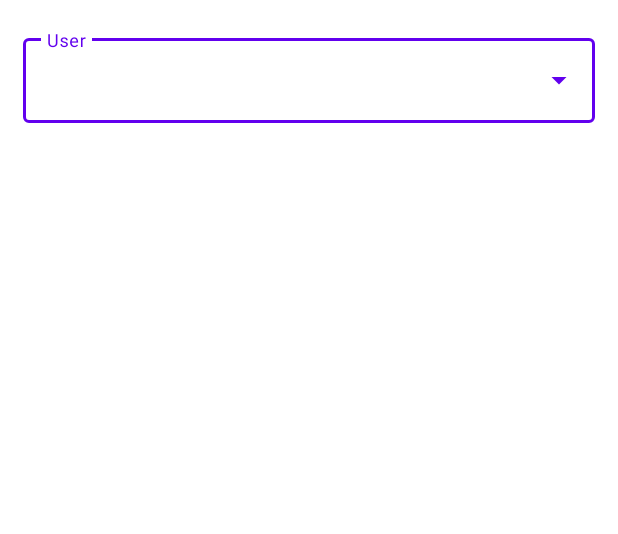
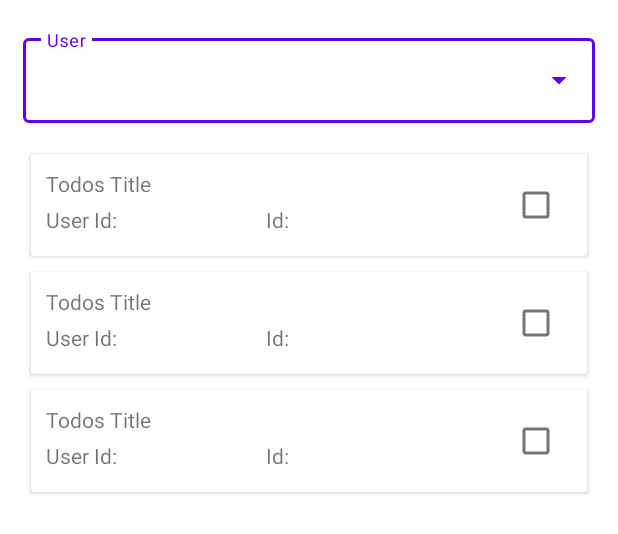
Before and after one commit to bulbulahmed-cse/native_android_task, an Android app: the layout fragment_todos.xml on its own in the app's theme, with its tools: preview values and no code run, on a phone screen of 412 x 824 dp. Shown: the top 534 px of the screen. Run offline under Robolectric (Android 15) with nearby library versions, the phone set to English and light mode, and no system bars.

Commit message:
todos filter and show list done

```diff
--- a/app/src/main/res/layout/fragment_todos.xml
+++ b/app/src/main/res/layout/fragment_todos.xml
@@ -28,4 +28,29 @@
 
     </com.google.android.material.textfield.TextInputLayout>
 
+    <androidx.recyclerview.widget.RecyclerView
+        android:id="@+id/rvTodos"
+        android:layout_width="match_parent"
+        android:layout_height="0dp"
+        android:layout_marginStart="15dp"
+        android:layout_marginTop="15dp"
+        android:layout_marginEnd="15dp"
+        android:layout_marginBottom="10dp"
+        app:layout_constraintBottom_toTopOf="@+id/pbLoadMore"
+        app:layout_constraintEnd_toEndOf="parent"
+        app:layout_constraintStart_toStartOf="parent"
+        app:layout_constraintTop_toBottomOf="@+id/user_container"
+        tools:listitem="@layout/item_todos" />
+
+    <ProgressBar
+        android:id="@+id/pbLoadMore"
+        style="?android:attr/progressBarStyle"
+        android:layout_width="wrap_content"
+        android:layout_height="48dp"
+        android:layout_marginBottom="15dp"
+        android:visibility="gone"
+        app:layout_constraintBottom_toBottomOf="parent"
+        app:layout_constraintEnd_toEndOf="parent"
+        app:layout_constraintStart_toStartOf="parent" />
+
 </androidx.constraintlayout.widget.ConstraintLayout>
--- /dev/null
+++ b/app/src/main/res/layout/item_todos.xml
@@ -0,0 +1,68 @@
+<?xml version="1.0" encoding="utf-8"?>
+<androidx.cardview.widget.CardView xmlns:android="http://schemas.android.com/apk/res/android"
+    xmlns:app="http://schemas.android.com/apk/res-auto"
+    android:layout_width="match_parent"
+    android:layout_height="wrap_content"
+    android:layout_margin="5dp"
+    >
+
+    <androidx.constraintlayout.widget.ConstraintLayout
+        android:layout_width="match_parent"
+        android:layout_height="wrap_content">
+
+        <CheckBox
+            android:id="@+id/cbStatus"
+            android:layout_width="wrap_content"
+            android:layout_height="wrap_content"
+            android:layout_marginEnd="10dp"
+            app:layout_constraintBottom_toBottomOf="@+id/constraintLayout"
+            app:layout_constraintEnd_toEndOf="parent"
+            app:layout_constraintTop_toTopOf="@+id/constraintLayout" />
+
+        <androidx.constraintlayout.widget.ConstraintLayout
+            android:id="@+id/constraintLayout"
+            android:layout_width="0dp"
+            android:layout_height="0dp"
+            android:layout_marginStart="10dp"
+            android:layout_marginTop="10dp"
+            android:layout_marginEnd="10dp"
+            android:layout_marginBottom="10dp"
+            app:layout_constraintBottom_toBottomOf="parent"
+            app:layout_constraintEnd_toStartOf="@+id/cbStatus"
+            app:layout_constraintStart_toStartOf="parent"
+            app:layout_constraintTop_toTopOf="parent">
+
+            <TextView
+                android:id="@+id/tvTodosTitle"
+                android:layout_width="0dp"
+                android:layout_height="wrap_content"
+                android:text="Todos Title"
+                app:layout_constraintEnd_toEndOf="parent"
+                app:layout_constraintStart_toStartOf="parent"
+                app:layout_constraintTop_toTopOf="parent" />
+
+            <TextView
+                android:id="@+id/tvUserId"
+                android:layout_width="0dp"
+                android:layout_height="wrap_content"
+                android:text="User Id: "
+                app:layout_constraintBottom_toBottomOf="parent"
+                app:layout_constraintEnd_toStartOf="@+id/tvId"
+                app:layout_constraintStart_toStartOf="parent"
+                app:layout_constraintTop_toBottomOf="@+id/tvTodosTitle" />
+
+            <TextView
+                android:id="@+id/tvId"
+                android:layout_width="0dp"
+                android:layout_height="wrap_content"
+                android:text="Id: "
+                app:layout_constraintBottom_toBottomOf="parent"
+                app:layout_constraintEnd_toEndOf="parent"
+                app:layout_constraintStart_toEndOf="@+id/tvUserId"
+                app:layout_constraintTop_toBottomOf="@+id/tvTodosTitle" />
+        </androidx.constraintlayout.widget.ConstraintLayout>
+    </androidx.constraintlayout.widget.ConstraintLayout>
+
+
+
+</androidx.cardview.widget.CardView>
```
Also changed, not shown: app/src/main/java/com/example/nativeandroidtask/adapter/TodosAdapter.kt (added, +45 -0 lines), app/src/main/java/com/example/nativeandroidtask/models/Todos.kt (added, +17 -0 lines), app/src/main/java/com/example/nativeandroidtask/network/ApiInterface.kt (+13 -1 lines), app/src/main/java/com/example/nativeandroidtask/repositories/AppRepositories.kt (+16 -0 lines), app/src/main/java/com/example/nativeandroidtask/views/fragments/todos/TodosFragment.kt (+86 -3 lines), app/src/main/java/com/example/nativeandroidtask/views/fragments/todos/TodosViewModel.kt (+64 -0 lines), app/src/main/res/layout/activity_main.xml (+5 -3 lines).
